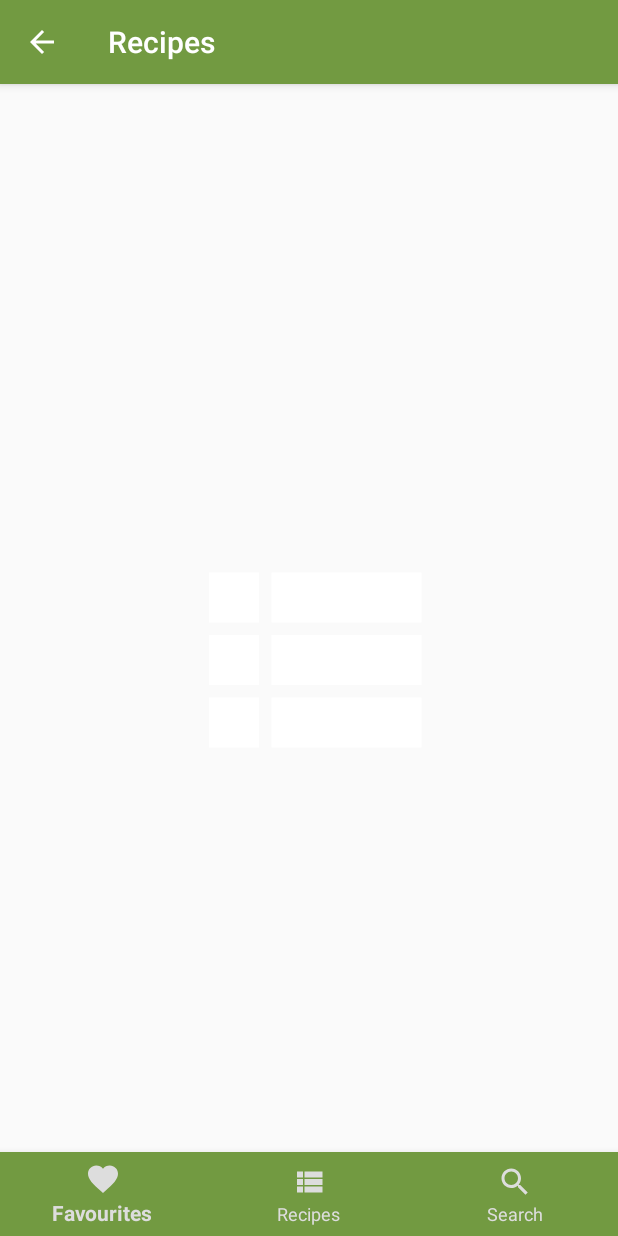
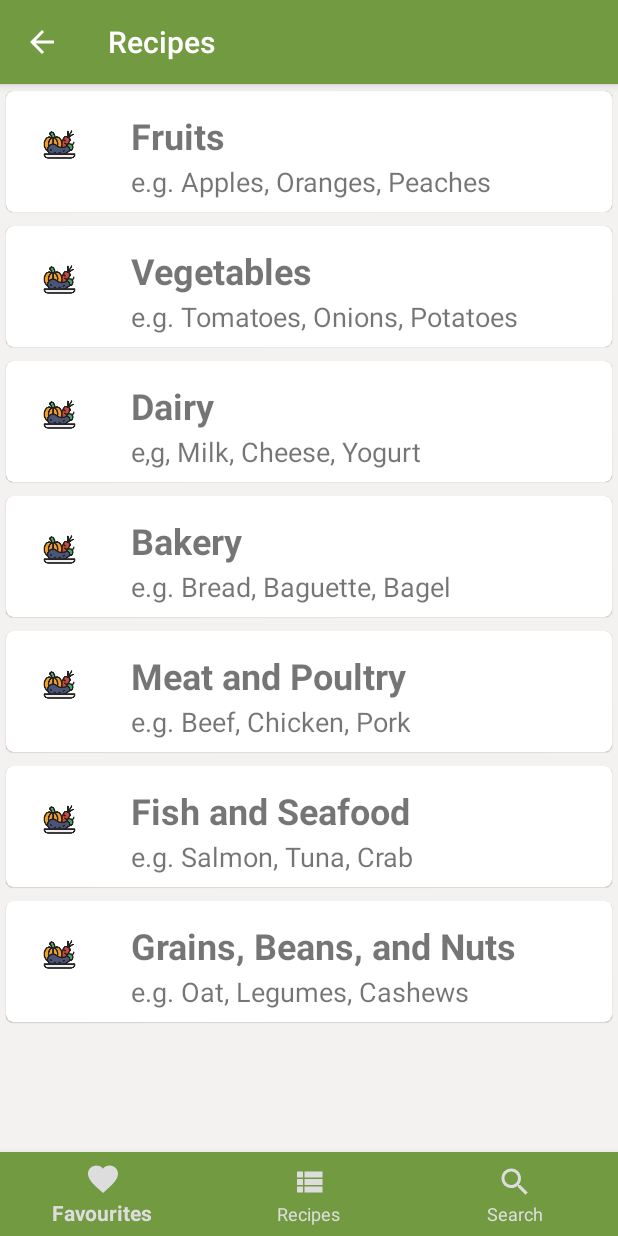
Before and after one commit to ibrahimthai/Mum, an Android app: the RecipesFragment screen opened directly, with no data from a screen before it, on a phone screen of 412 x 824 dp. Run offline under Robolectric (Android 15) with nearby library versions, the phone set to English and light mode, and no system bars.

Commit message:
Recipes List UI

```diff
--- a/app/src/main/java/com/example/mum/CardViewIngredients/IngredientsListActivity.java
+++ b/app/src/main/java/com/example/mum/CardViewIngredients/IngredientsListActivity.java
@@ -31,8 +31,6 @@ public class IngredientsListActivity extends AppCompatActivity {
     String myFile;
     ArrayList<String> ingredientsList = new ArrayList<>();
     ListView listView;
-    String data[];
-    Context context;
 
     @Override
     protected void onCreate(Bundle savedInstanceState) {
--- a/app/src/main/java/com/example/mum/fragments/RecipesFragment.java
+++ b/app/src/main/java/com/example/mum/fragments/RecipesFragment.java
@@ -2,26 +2,109 @@ package com.example.mum.fragments;
 
 import android.os.Bundle;
 import android.view.LayoutInflater;
+import android.view.Menu;
+import android.view.MenuItem;
 import android.view.View;
 import android.view.ViewGroup;
+import android.widget.TabHost;
 
 import androidx.fragment.app.Fragment;
+import androidx.recyclerview.widget.LinearLayoutManager;
+import androidx.recyclerview.widget.RecyclerView;
 
+import com.example.mum.CardViewIngredients.Model;
+import com.example.mum.CardViewIngredients.MyAdapter;
 import com.example.mum.R;
 
+import java.util.ArrayList;
+
 public class RecipesFragment extends Fragment {
+
+  RecyclerView recyclerView;
+  MyAdapter adapter;
+
 
   @Override
   public void onCreate(Bundle savedInstanceState) {
     super.onCreate(savedInstanceState);
     getActivity().setTitle("Recipes");
 
+
+
+
+
+
+
   }
+
+
+  private ArrayList<Model> getMyList() {
+
+    ArrayList<Model> models = new ArrayList<>();
+
+    Model m = new Model();
+    m.setTitle("Fruits");
+    m.setDescription("e.g. Apples, Oranges, Peaches");
+    m.setImage(R.mipmap.ic_launcher_produce_icon_foreground);
+    models.add(m);
+
+    m = new Model();
+    m.setTitle("Vegetables");
+    m.setDescription("e.g. Tomatoes, Onions, Potatoes");
+    m.setImage(R.mipmap.ic_launcher_produce_icon_foreground);
+    models.add(m);
+
+    m = new Model();
+    m.setTitle("Dairy");
+    m.setDescription("e,g, Milk, Cheese, Yogurt");
+    m.setImage(R.mipmap.ic_launcher_produce_icon_foreground);
+    models.add(m);
+
+    m = new Model();
+    m.setTitle("Bakery");
+    m.setDescription("e.g. Bread, Baguette, Bagel");
+    m.setImage(R.mipmap.ic_launcher_produce_icon_foreground);
+    models.add(m);
+
+    m = new Model();
+    m.setTitle("Meat and Poultry");
+    m.setDescription("e.g. Beef, Chicken, Pork");
+    m.setImage(R.mipmap.ic_launcher_produce_icon_foreground);
+    models.add(m);
+
+    m = new Model();
+    m.setTitle("Fish and Seafood");
+    m.setDescription("e.g. Salmon, Tuna, Crab");
+    m.setImage(R.mipmap.ic_launcher_produce_icon_foreground);
+    models.add(m);
+
+    m = new Model();
+    m.setTitle("Grains, Beans, and Nuts");
+    m.setDescription("e.g. Oat, Legumes, Cashews");
+    m.setImage(R.mipmap.ic_launcher_produce_icon_foreground);
+    models.add(m);
+
+    return models;
+
+  }
+
+
+
 
   @Override
   public View onCreateView(LayoutInflater inflater, ViewGroup container, Bundle savedInstanceState) {
+
+    View view = inflater.inflate(R.layout.fragment_recipes, container, false);
+
+    recyclerView = view.findViewById(R.id.recipesRecyclerView);
+    recyclerView.setLayoutManager(new LinearLayoutManager(this.getContext()));
+
+    adapter = new MyAdapter(this.getContext(), getMyList());
+    recyclerView.setAdapter(adapter);
+
+
     // Inflate the layout for this fragment
-    return inflater.inflate(R.layout.fragment_recipes, container, false);
+    return view;
   }
 
   public static RecipesFragment newInstance() {
--- a/app/src/main/res/layout/activity_ingredients_card_view.xml
+++ b/app/src/main/res/layout/activity_ingredients_card_view.xml
@@ -13,6 +13,7 @@
     <androidx.recyclerview.widget.RecyclerView
         android:id="@+id/ingredientsRecyclerView"
         android:layout_width="match_parent"
-        android:layout_height="wrap_content" />
+        android:layout_height="wrap_content"
+        android:scrollbars="vertical"/>
 
 </LinearLayout>
--- a/app/src/main/res/layout/fragment_recipes.xml
+++ b/app/src/main/res/layout/fragment_recipes.xml
@@ -1,17 +1,19 @@
 <?xml version="1.0" encoding="utf-8"?>
-<FrameLayout xmlns:android="http://schemas.android.com/apk/res/android"
-    xmlns:tools="http://schemas.android.com/tools"
+
+<LinearLayout xmlns:android="http://schemas.android.com/apk/res/android"
     android:layout_width="match_parent"
     android:layout_height="match_parent"
-    tools:context=".fragments.RecipesFragment"
-    >
+    xmlns:tools="http://schemas.android.com/tools"
+    android:orientation="horizontal"
+    tools:context=".CardViewIngredients.IngredientsCardViewActivity"
+    android:background="@color/iconWhite">
+
+    <androidx.recyclerview.widget.RecyclerView
+        android:id="@+id/recipesRecyclerView"
+        android:layout_width="match_parent"
+        android:layout_height="match_parent"
+        android:layout_marginBottom="60dp"
+        android:scrollbars="vertical"/>
 
 
-    <ImageView
-        android:id="@+id/recipesImageView"
-        android:layout_width="200dp"
-        android:layout_height="200dp"
-        android:layout_gravity="center"
-        android:src="@drawable/ic_view_list"
-        />
-</FrameLayout>
+</LinearLayout>
```
Also changed, not shown: app/src/main/java/com/example/mum/DBHelper/DBIngredientsHelper.java (+11 -0 lines), app/src/main/java/com/example/mum/Ingredients.java (added, +28 -0 lines), app/src/main/java/com/example/mum/MainActivity.java (+74 -31 lines).
